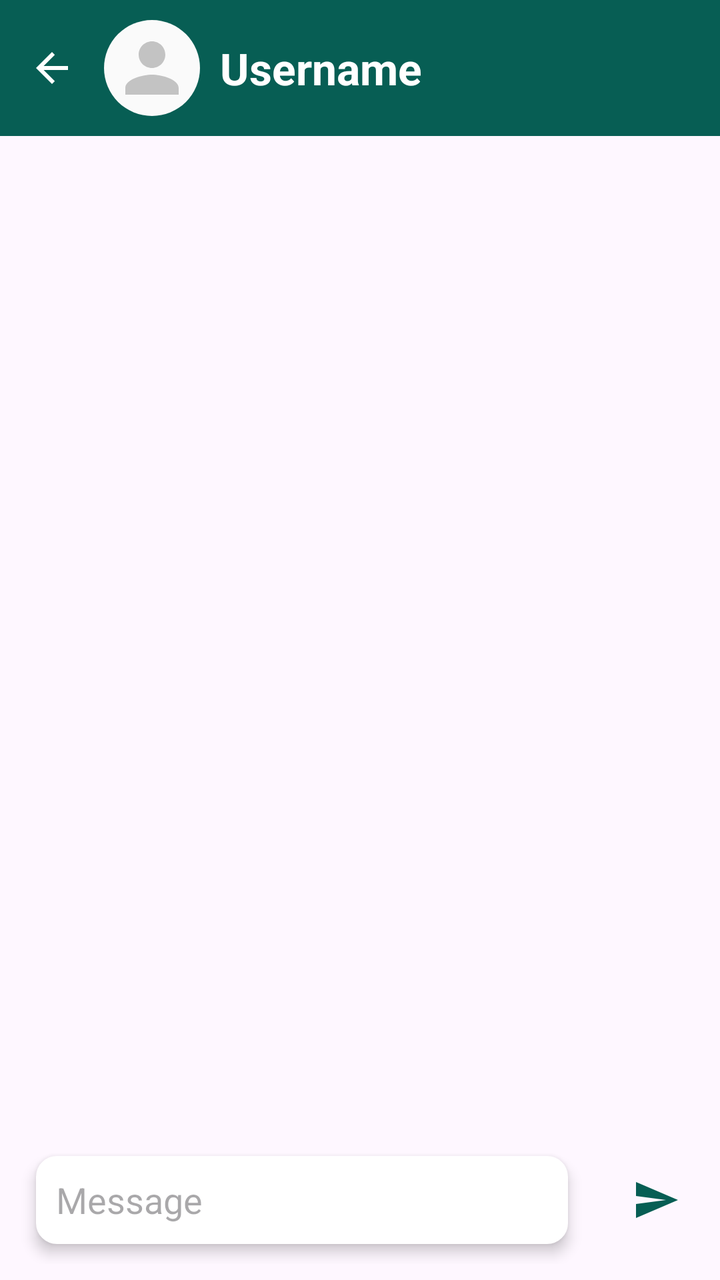
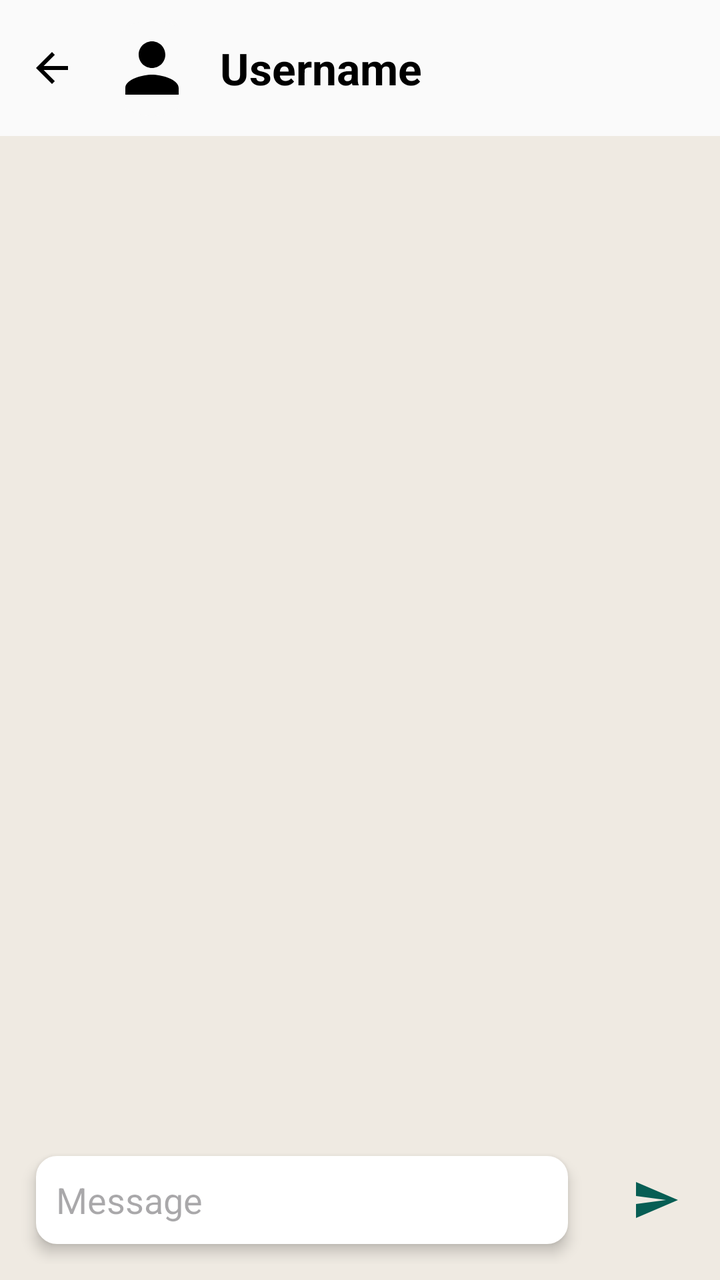

Screens rendered from an Android XML layout before and after an edit, with the pre-edit source and the edit as a unified diff.
<!-- AndroidManifest.xml: application theme Theme.AlphaChat -->
<!-- res/layout/activity_chat.xml -->
<?xml version="1.0" encoding="utf-8"?>
<RelativeLayout xmlns:android="http://schemas.android.com/apk/res/android"
    xmlns:app="http://schemas.android.com/apk/res-auto"
    xmlns:tools="http://schemas.android.com/tools"
    android:id="@+id/main"
    android:layout_width="match_parent"
    android:layout_height="match_parent"
    tools:context=".ChatActivity">

    <RelativeLayout
        android:layout_width="match_parent"
        android:layout_height="wrap_content"
        android:background="@color/my_primary"
        android:padding="10dp"
        android:id="@+id/chat_toolbar">

        <TextView
            android:layout_width="wrap_content"
            android:layout_height="wrap_content"
            android:text="Username"
            android:textSize="22sp"
            android:textStyle="bold"
            android:textColor="@color/white"
            android:layout_marginStart="10dp"
            android:layout_centerVertical="true"
            android:layout_toRightOf="@+id/profile_pic_layout"
            android:id="@+id/other_username"/>

        <include layout="@layout/profile_pic_view"
            android:layout_width="48dp"
            android:layout_height="48dp"
            android:layout_marginStart="10dp"
            android:layout_toRightOf="@id/back_btn"
            android:id="@+id/profile_pic_layout"/>

        <ImageButton
            android:layout_width="32dp"
            android:layout_height="32dp"
            android:src="@drawable/icon_back"
            android:background="?attr/selectableItemBackgroundBorderless"
            app:tint="@color/white"
            android:layout_centerVertical="true"
            android:id="@+id/back_btn"/>

    </RelativeLayout>

    <androidx.recyclerview.widget.RecyclerView
        android:layout_width="match_parent"
        android:layout_height="match_parent"
        android:layout_below="@+id/chat_toolbar"
        android:layout_above="@+id/bottom_layout"/>
    
    <RelativeLayout
        android:layout_width="match_parent"
        android:layout_height="80dp"
        android:layout_alignParentBottom="true"
        android:padding="8dp"
        android:id="@+id/bottom_layout">

        <EditText
            android:layout_width="match_parent"
            android:layout_height="wrap_content"
            android:hint="Message"
            android:layout_centerInParent="true"
            android:layout_margin="10dp"
            android:background="@drawable/edit_text_rounded_corner"
            android:elevation="4dp"
            android:padding="10dp"
            android:layout_toLeftOf="@+id/message_send_btn"
            android:id="@+id/chat_message_input"/>

        <ImageButton
            android:layout_width="48dp"
            android:layout_height="48dp"
            android:src="@drawable/send_icon"
            android:layout_alignParentEnd="true"
            android:layout_centerInParent="true"
            android:background="?attr/selectableItemBackgroundBorderless"
            app:tint="@color/my_primary"
            android:id="@+id/message_send_btn"
            android:padding="8dp"
            android:layout_marginStart="10dp"/>

    </RelativeLayout>

</RelativeLayout>
<!-- res/layout/profile_pic_view.xml (included above) -->
<?xml version="1.0" encoding="utf-8"?>
<RelativeLayout xmlns:android="http://schemas.android.com/apk/res/android"
    android:layout_width="wrap_content"
    android:layout_height="wrap_content"
    xmlns:app="http://schemas.android.com/apk/res-auto">

    <ImageView
        android:layout_width="52dp"
        android:layout_height="52dp"
        android:background="@drawable/circular_bg"
        android:src="@drawable/person_icon"
        android:padding="4dp"
        app:tint="@color/light_gray"
        android:backgroundTint="@color/off_white"
        android:layout_centerInParent="true"
        android:id="@+id/profile_pic_image_view"/>

</RelativeLayout>
<!-- resources referenced by this layout -->
<resources>
  <color name="light_gray">#C3C3C3</color>
  <color name="my_primary">#075E54</color>
  <color name="off_white">#FAFAFA</color>
  <color name="white">#FFFFFFFF</color>
  <!-- drawable circular_bg (drawable) -->
  <?xml version="1.0" encoding="utf-8"?>
  <shape android:shape="oval" xmlns:android="http://schemas.android.com/apk/res/android">
  
  </shape>
  <!-- drawable edit_text_rounded_corner (drawable) -->
  <?xml version="1.0" encoding="utf-8"?>
  <shape android:shape="rectangle" xmlns:android="http://schemas.android.com/apk/res/android">
  
      <stroke android:width="1dp" android:color="@color/white"/>
      <corners android:radius="10dp"/>
      <solid android:color="@color/white"/>
  </shape>
  <!-- drawable icon_back (drawable) -->
  <vector xmlns:android="http://schemas.android.com/apk/res/android" android:autoMirrored="true" android:height="24dp" android:tint="#000000" android:viewportHeight="24" android:viewportWidth="24" android:width="24dp">
        
      <path android:fillColor="@android:color/white" android:pathData="M20,11H7.83l5.59,-5.59L12,4l-8,8 8,8 1.41,-1.41L7.83,13H20v-2z"/>
      
  </vector>
  <!-- drawable person_icon (drawable) -->
  <vector xmlns:android="http://schemas.android.com/apk/res/android" android:height="100dp" android:tint="#000000" android:viewportHeight="24" android:viewportWidth="24" android:width="100dp">
        
      <path android:fillColor="@android:color/white" android:pathData="M12,12c2.21,0 4,-1.79 4,-4s-1.79,-4 -4,-4 -4,1.79 -4,4 1.79,4 4,4zM12,14c-2.67,0 -8,1.34 -8,4v2h16v-2c0,-2.66 -5.33,-4 -8,-4z"/>
      
  </vector>
  <!-- drawable send_icon (drawable) -->
  <vector xmlns:android="http://schemas.android.com/apk/res/android" android:autoMirrored="true" android:height="24dp" android:tint="#000000" android:viewportHeight="24" android:viewportWidth="24" android:width="24dp">
        
      <path android:fillColor="@android:color/white" android:pathData="M2.01,21L23,12 2.01,3 2,10l15,2 -15,2z"/>
      
  </vector>
  <style name="Theme.AlphaChat" parent="Base.Theme.AlphaChat" />
  <style name="Base.Theme.AlphaChat" parent="Theme.Material3.Light.NoActionBar">
      </style>
</resources>

<!-- the commit's change to res/layout/activity_chat.xml (unified diff, before → after) -->
@@ -5,14 +5,15 @@
     android:id="@+id/main"
     android:layout_width="match_parent"
     android:layout_height="match_parent"
-    tools:context=".ChatActivity">
+    tools:context=".ChatActivity"
+    android:background="@color/chat_background">
 
     <RelativeLayout
         android:layout_width="match_parent"
         android:layout_height="wrap_content"
-        android:background="@color/my_primary"
         android:padding="10dp"
-        android:id="@+id/chat_toolbar">
+        android:id="@+id/chat_toolbar"
+        android:background="@color/off_white">
 
         <TextView
             android:layout_width="wrap_content"
@@ -20,7 +21,7 @@
             android:text="Username"
             android:textSize="22sp"
             android:textStyle="bold"
-            android:textColor="@color/white"
+            android:textColor="@color/black"
             android:layout_marginStart="10dp"
             android:layout_centerVertical="true"
             android:layout_toRightOf="@+id/profile_pic_layout"
@@ -38,7 +39,7 @@
             android:layout_height="32dp"
             android:src="@drawable/icon_back"
             android:background="?attr/selectableItemBackgroundBorderless"
-            app:tint="@color/white"
+            app:tint="@color/black"
             android:layout_centerVertical="true"
             android:id="@+id/back_btn"/>
 
@@ -48,8 +49,9 @@
         android:layout_width="match_parent"
         android:layout_height="match_parent"
         android:layout_below="@+id/chat_toolbar"
-        android:layout_above="@+id/bottom_layout"/>
-    
+        android:layout_above="@+id/bottom_layout"
+        android:id="@+id/chat_recycler_view" />
+
     <RelativeLayout
         android:layout_width="match_parent"
         android:layout_height="80dp"
@@ -61,7 +63,7 @@
             android:layout_width="match_parent"
             android:layout_height="wrap_content"
             android:hint="Message"
-            android:layout_centerInParent="true"
+            android:layout_centerVertical="true"
             android:layout_margin="10dp"
             android:background="@drawable/edit_text_rounded_corner"
             android:elevation="4dp"
@@ -97,7 +99,6 @@
         android:background="@drawable/circular_bg"
         android:src="@drawable/person_icon"
         android:padding="4dp"
-        app:tint="@color/light_gray"
         android:backgroundTint="@color/off_white"
         android:layout_centerInParent="true"
         android:id="@+id/profile_pic_image_view"/>
<!-- resource entries referenced after the edit -->
@@ -1,6 +1,7 @@
 <!-- resources referenced by this layout -->
 <resources>
-  <color name="light_gray">#C3C3C3</color>
+  <color name="black">#FF000000</color>
+  <color name="chat_background">#EFEAE2</color>
   <color name="my_primary">#075E54</color>
   <color name="off_white">#FAFAFA</color>
   <color name="white">#FFFFFFFF</color>
@@ -37,6 +38,10 @@
   </vector>
   <style name="Theme.AlphaChat" parent="Base.Theme.AlphaChat" />
   <style name="Base.Theme.AlphaChat" parent="Theme.Material3.Light.NoActionBar">
+          <item name="android:statusBarColor">@color/my_primary</item>
+          <item name="android:navigationBarColor">@color/my_primary</item>
+          
+          <item name="android:enforceStatusBarContrast">false</item>
       </style>
 </resources>
 
